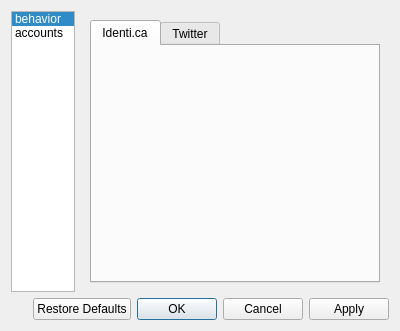
The window that preferences.ui (dodo/blain) describes before a commit, drawn with Qt 5.
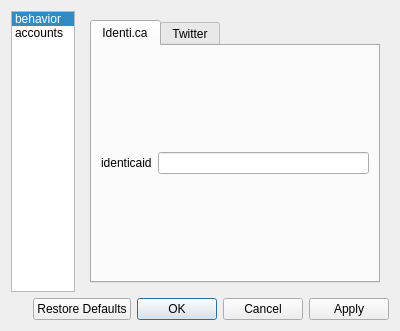
The same window after the commit. The open tabs and pages were chosen to show the change.

```diff
--- a/preferences.ui
+++ b/preferences.ui
@@ -91,6 +91,25 @@
             <attribute name="title">
              <string>Identi.ca</string>
             </attribute>
+            <layout class="QVBoxLayout" name="verticalLayout_2">
+             <item>
+              <layout class="QHBoxLayout" name="horizontalLayout_5">
+               <item>
+                <widget class="QLabel" name="label">
+                 <property name="text">
+                  <string>identicaid</string>
+                 </property>
+                 <property name="buddy">
+                  <cstring>identicaidEdit</cstring>
+                 </property>
+                </widget>
+               </item>
+               <item>
+                <widget class="QLineEdit" name="identicaidEdit"/>
+               </item>
+              </layout>
+             </item>
+            </layout>
            </widget>
            <widget class="QWidget" name="tab_4">
             <attribute name="title">
```
Left out of the diff: 21 changed lines with no effect on the pictures.
